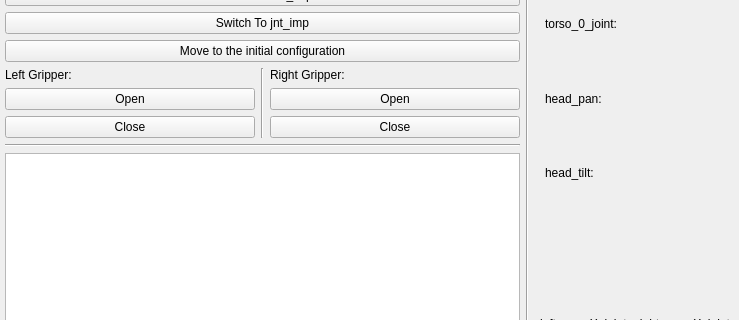
This is rqt_velma/resource/VelmaControlPanelWidget.ui in RCPRG-ros-pkg/velma_system as Qt 5 draws it before an edit; both pictures show x 0 to 739 and y 252 to 572 of the 739 by 691 pixel window. The edited form follows.
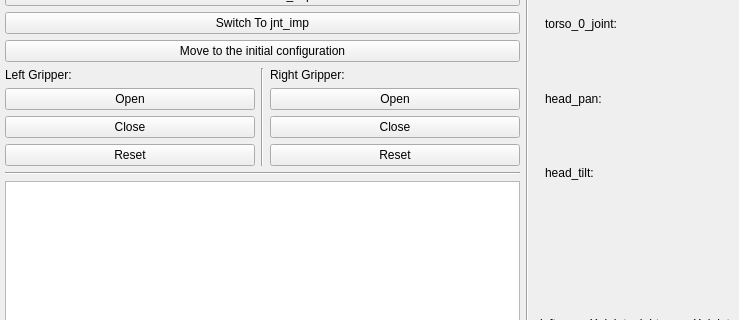
This is the edited form.

Commit message: added gripper reset buttons

The edit to the form file:
```diff
--- a/rqt_velma/resource/VelmaControlPanelWidget.ui
+++ b/rqt_velma/resource/VelmaControlPanelWidget.ui
@@ -178,6 +178,13 @@
              </property>
             </widget>
            </item>
+           <item>
+            <widget class="QPushButton" name="button_left_gripper_reset">
+             <property name="text">
+              <string>Reset</string>
+             </property>
+            </widget>
+           </item>
           </layout>
          </item>
          <item>
@@ -213,6 +220,13 @@
              </property>
             </widget>
            </item>
+           <item>
+            <widget class="QPushButton" name="button_right_gripper_reset">
+             <property name="text">
+              <string>Reset</string>
+             </property>
+            </widget>
+           </item>
           </layout>
          </item>
         </layout>
```
The commit also changes 2 other files.
